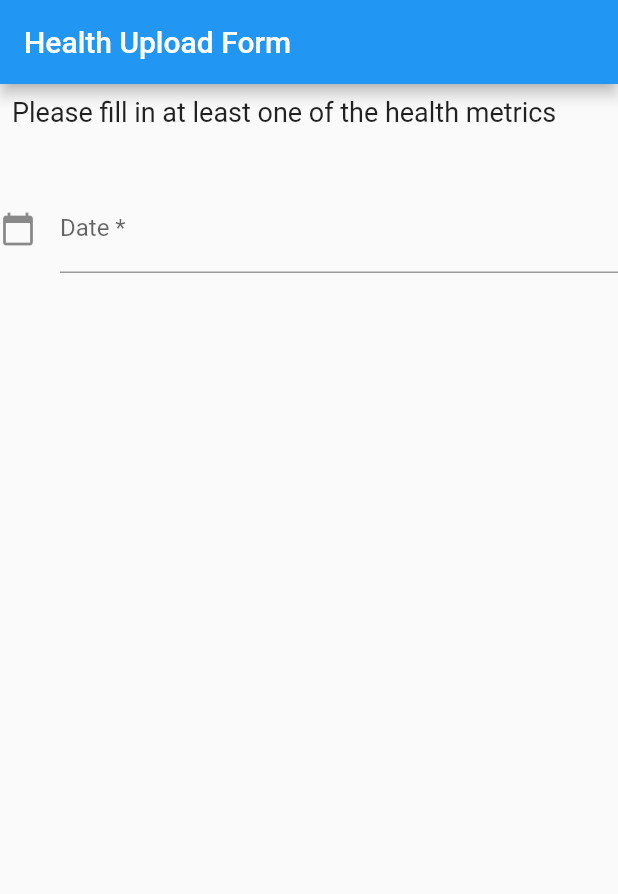
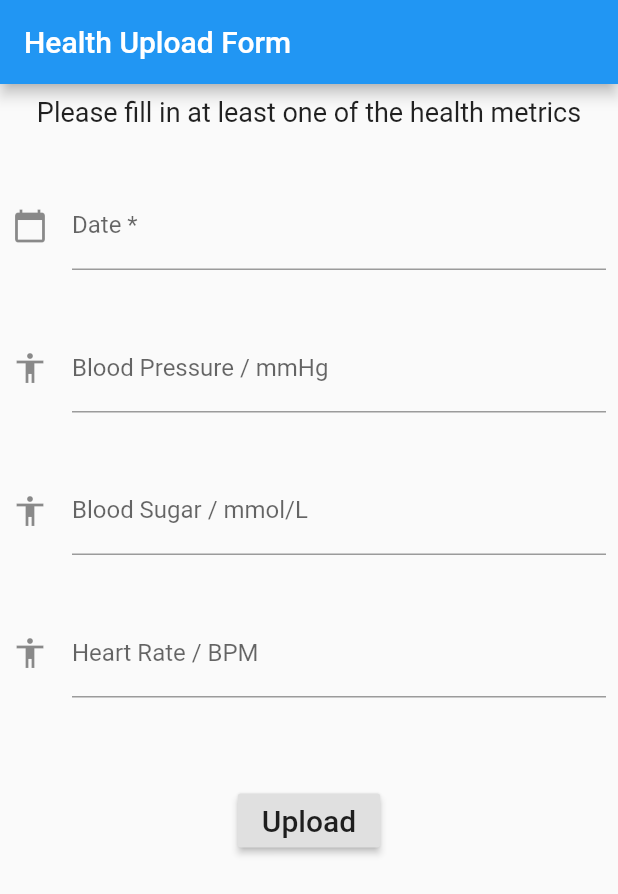
Before and after one commit to xue2007/heath-aid, a Flutter app: the HomePage screen opened directly, after a tap on "Upload Health Data", on a phone screen of 412 x 824 dp. Shown: the top 894 px of the screen. Run offline on Flutter 3.47's test engine with Material 2 defaults, Android fonts, the phone set to English and light mode, and no system bars; our stand-ins replace cloud_firestore, firebase_auth; accounts and stored records are empty.

Commit message:
Done up data_upload_page

```diff
--- a/lib/data_upload_page.dart
+++ b/lib/data_upload_page.dart
@@ -14,23 +14,61 @@ class _HealthFormState extends State<HealthForm> {
           appBar: AppBar(title: Text('Health Upload Form')),
           body: Column(
               mainAxisAlignment: MainAxisAlignment.start,
-            crossAxisAlignment: CrossAxisAlignment.stretch,
+              crossAxisAlignment: CrossAxisAlignment.center,
               children: [
                 Padding(
                   padding: const EdgeInsets.all(8.0),
-                child: Text('Please fill in at least one of the health metrics',
+                  child: Text(
+                      'Please fill in at least one of the health metrics',
                       style: TextStyle(fontSize: 18)),
                 ),
-              SizedBox(height: 30),
-              TextFormField(
+                SizedBox(height: 20),
+                Padding(
+                  padding: const EdgeInsets.all(8.0),
+                  child: TextFormField(
                     decoration: const InputDecoration(
                       icon: Icon(Icons.calendar_today),
                       hintText: 'What is the date today?',
                       labelText: 'Date *',
                     ),
+                  ),
+                ),
+                SizedBox(height: 20),
+                Padding(
+                  padding: const EdgeInsets.all(8.0),
+                  child: TextFormField(
+                    decoration: const InputDecoration(
+                        icon: Icon(Icons.accessibility),
+                        hintText: 'What is your blood pressure today?',
+                        labelText: 'Blood Pressure / mmHg'),
+                  ),
+                ),
+                SizedBox(height: 20),
+                Padding(
+                  padding: const EdgeInsets.all(8.0),
+                  child: TextFormField(
+                    decoration: const InputDecoration(
+                        icon: Icon(Icons.accessibility),
+                        hintText: 'What is your blood sugar level today?',
+                        labelText: 'Blood Sugar / mmol/L'),
+                  ),
+                ),
+                SizedBox(height: 20),
+                Padding(
+                  padding: const EdgeInsets.all(8.0),
+                  child: TextFormField(
+                    decoration: const InputDecoration(
+                        icon: Icon(Icons.accessibility),
+                        hintText: 'What is your heart rate per minute?',
+                        labelText: 'Heart Rate / BPM'),
+                  ),
+                ),
+                SizedBox(height: 50),
+                RaisedButton(
+                  onPressed: () {},
+                  child: Text('Upload', style: TextStyle(fontSize: 20)),
                 )
-            ]),
-      ),
+              ])),
     );
   }
 }
```
Lines whose indentation alone changed are shown as unchanged.
